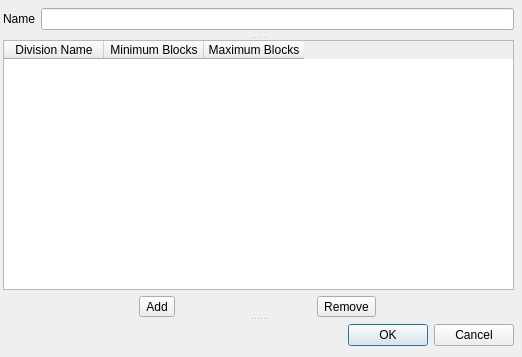
Above: designer/dialog.ui from mishra-lab/scheduler before the change. Below: the same form after it.
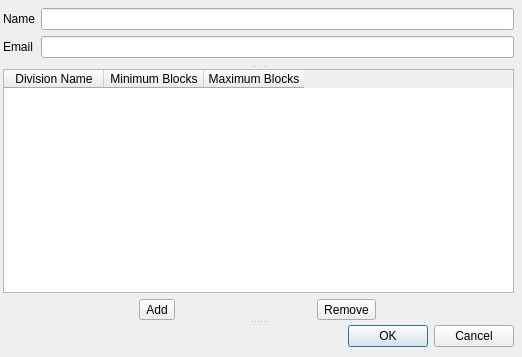
That is the form after the change.

Commit message:
Connect `new clinician` dialog with main window
Create appropriate fields in config JSON object when user clicks OK in dialog.
Also, rename button `Create` -> `New` and generate empty JSON when user click `New`

```diff
--- a/designer/dialog.ui
+++ b/designer/dialog.ui
@@ -28,7 +28,7 @@
    <property name="orientation">
     <enum>Qt::Vertical</enum>
    </property>
-   <widget class="QWidget" name="">
+   <widget class="QWidget" name="layoutWidget">
     <layout class="QFormLayout" name="formLayout">
      <item row="0" column="0">
       <widget class="QLabel" name="nameLabel">
@@ -40,9 +40,19 @@
      <item row="0" column="1">
       <widget class="QLineEdit" name="nameLineEdit"/>
      </item>
+     <item row="1" column="0">
+      <widget class="QLabel" name="emailLabel">
+       <property name="text">
+        <string>Email</string>
+       </property>
+      </widget>
+     </item>
+     <item row="1" column="1">
+      <widget class="QLineEdit" name="emailLineEdit"/>
+     </item>
     </layout>
    </widget>
-   <widget class="QWidget" name="">
+   <widget class="QWidget" name="layoutWidget">
     <layout class="QVBoxLayout" name="verticalLayout">
      <item>
       <widget class="QTableWidget" name="divisionTable">
```
The commit also changes 5 other files.
